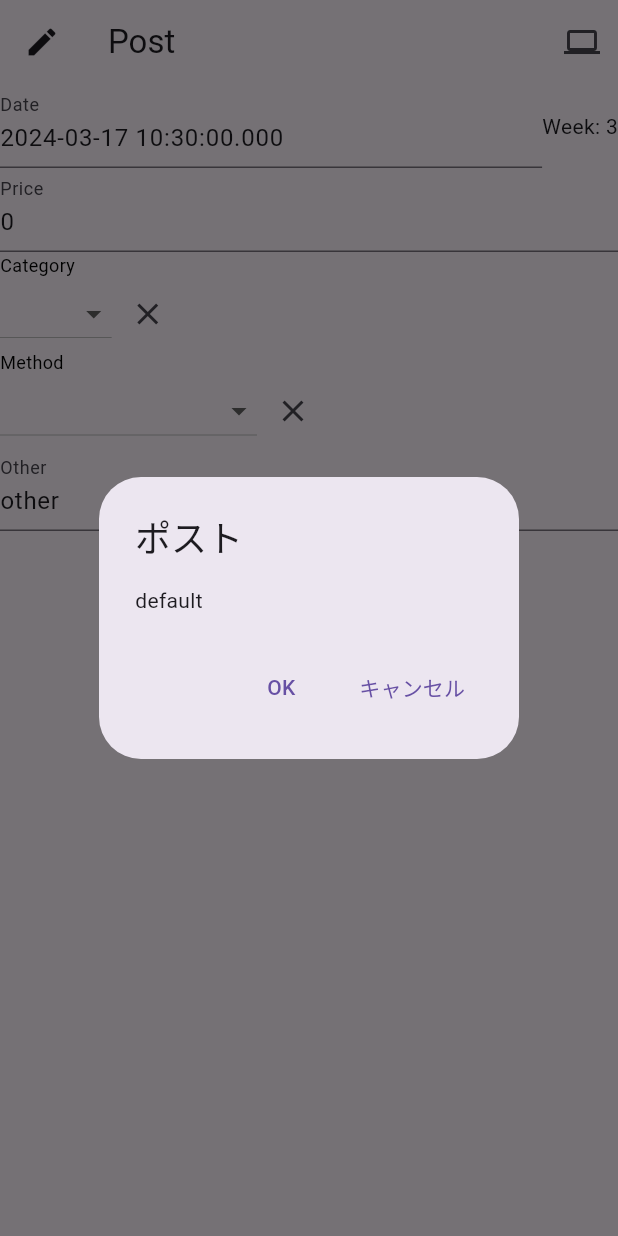
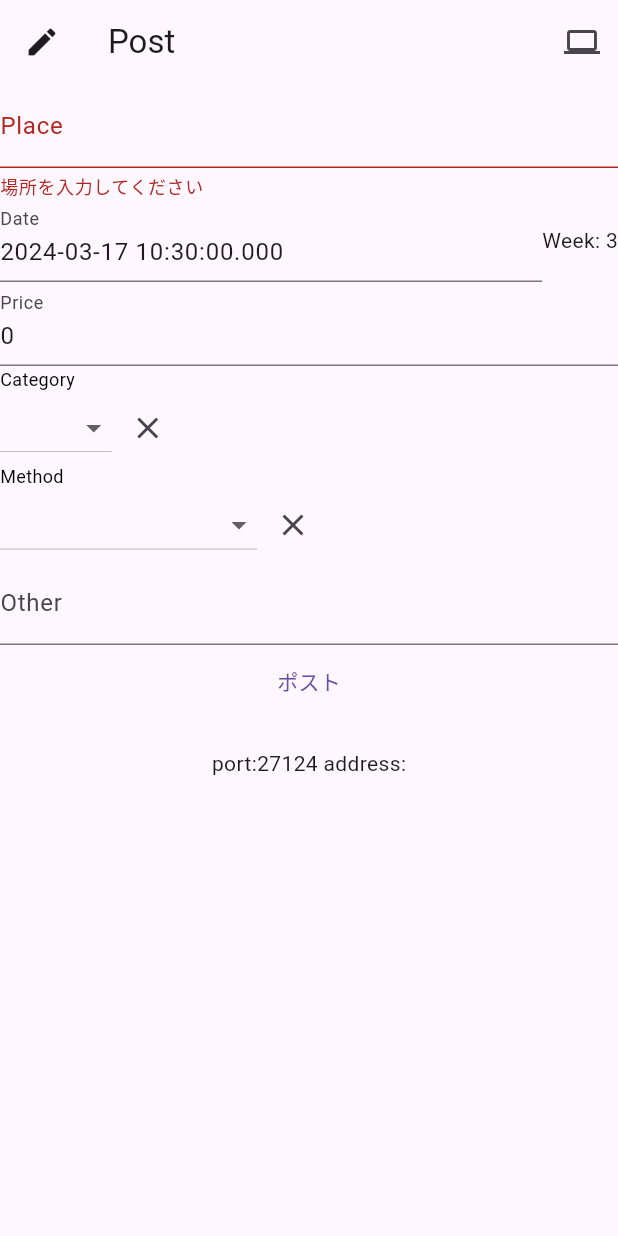
Before and after one commit to tauto1127/accountbook_for_obsidian_rest_api, a Flutter app: the Post screen opened directly, after a tap on "ポスト", on a phone screen of 412 x 824 dp. Run offline on Flutter 3.47's test engine with Material 3 defaults, Android fonts, the phone set to English and light mode, and no system bars; our stand-ins replace flutter_riverpod, freezed_annotation, shared_preferences; accounts and stored records are empty; statements that could not run were skipped.

Commit message:
[add] place and fileName とりあえず最低限は完成

```diff
--- a/lib/model/post_state.dart
+++ b/lib/model/post_state.dart
@@ -5,6 +5,7 @@ part 'post_state.freezed.dart';
 @freezed
 class PostState with _$PostState {
   factory PostState({
+    required String place,
     required DateTime date,
     required int week,
     String? category,
--- a/lib/repository/obsidian_repository.dart
+++ b/lib/repository/obsidian_repository.dart
@@ -64,13 +64,13 @@ class ObsidianRepository {
 
   static Future<RestApiConnectionResult> addPost(
       String body, PostState postState, BuildContext context) async {
-    //TODO 店名も渡す
+    String fileName =
+        '${postState.place}_${postState.date.year}年${postState.date.month}月${postState.date.day}日.md';
     SettingsState settings =
         ProviderScope.containerOf(context).read(settingsViewModelProvider);
     debugPrint(
         'token: ${settings.token}, serverAddress: ${settings.serverAddress}, port: ${settings.port}');
-    Uri uri = Uri.parse(
-        '${_getUri(settings).toString()}/vault/${postState.date.toString()}${postState.price}.md');
+    Uri uri = Uri.parse('${_getUri(settings).toString()}/vault/$fileName');
 
     Response res = await post(headers: {
       "Authorization": DefaultValue.authorizationHeaderPrefix + settings.token!,
--- a/lib/view/post.dart
+++ b/lib/view/post.dart
@@ -29,6 +29,15 @@ class Post extends StatelessWidget {
           return Form(
             child: Column(
               children: [
+                TextFormField(
+                  decoration: const InputDecoration(
+                    labelText: 'Place',
+                  ),
+                  controller:
+                      ref.read(postViewModelProvider.notifier).placeController,
+                  validator: (value) =>
+                      value == null || value.isEmpty ? '場所を入力してください' : null,
+                ),
                 Row(
                   children: [
                     Flexible(
--- a/lib/view_model/post_view_model.dart
+++ b/lib/view_model/post_view_model.dart
@@ -13,12 +13,15 @@ class PostViewModel extends StateNotifier<PostState> {
             category: null,
             price: 0,
             method: null,
-            other: "other")) {
+            other: "",
+            place: '')) {
+    placeController.text = state.place;
     dateController.text = DateTime.now().toString();
     priceController.text = state.price.toString();
     otherController.text = state.other;
   }
 
+  TextEditingController placeController = TextEditingController();
   TextEditingController dateController = TextEditingController();
   TextEditingController priceController = TextEditingController();
   TextEditingController otherController = TextEditingController();
@@ -29,6 +32,7 @@ class PostViewModel extends StateNotifier<PostState> {
   }
 
   void addPost(String body, BuildContext context) async {
+    syncState();
     ObsidianRepository.addPost(body, state, context);
   }
 
@@ -36,6 +40,13 @@ class PostViewModel extends StateNotifier<PostState> {
     state = state.copyWith(
         other: otherController.text, price: int.parse(priceController.text));
     return ref.read(templateNotifierProvider.notifier).generatePost(state);
+  }
+
+  void syncState() {
+    state = state.copyWith(
+        place: placeController.text,
+        other: otherController.text,
+        price: int.parse(priceController.text));
   }
 
   void changeCategory(String? value) => state = state.copyWith(category: value);
--- a/lib/view_model/template_notifier.dart
+++ b/lib/view_model/template_notifier.dart
@@ -42,6 +42,7 @@ class TemplateNotifier extends StateNotifier<String> {
         .replaceAll(r"{{D}}", postState.date.day.toString())
         .replaceAll(r"{{DD}}", postState.date.day.toString().padLeft(2, '0'))
         .replaceAll(r"{{W}}", postState.week.toString())
+        .replaceAll(r"{{place}}", postState.place)
         .replaceAll(r"{{category}}", postState.category ?? "")
         .replaceAll(r"{{price}}", postState.price.toString())
         .replaceAll(r"{{method}}", postState.method ?? "")
```
Also changed, not shown: lib/model/post_state.freezed.dart, 1 other file.
